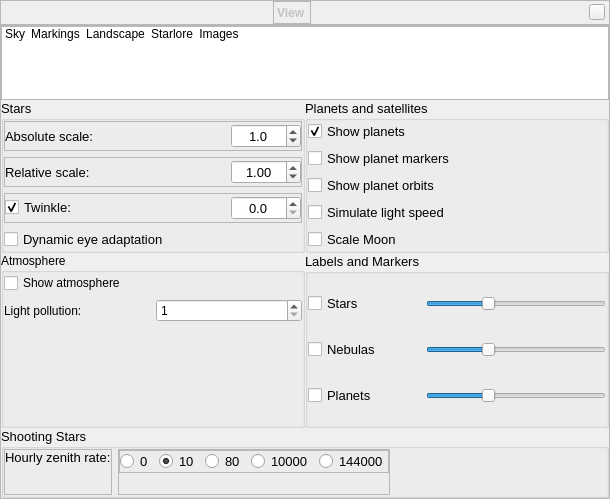
The window that src/gui/viewDialog.ui (519984307/stellarium_src) describes before a commit, drawn with Qt 5.
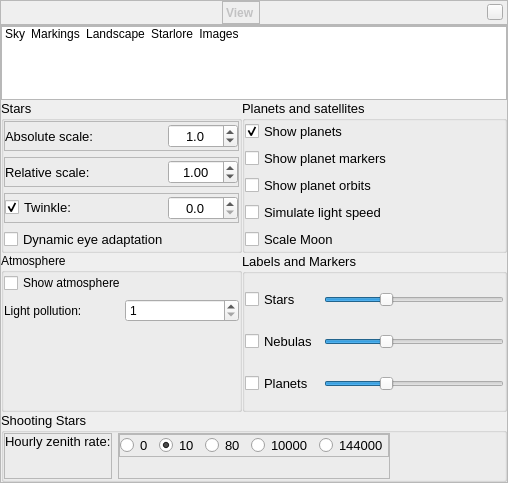
The same window after the commit. The open tabs and pages were chosen to show the change. Icons and pictures are not drawn. Custom widgets are drawn as their Qt base class.

Commit message: Tune GUI. Fixed night vision style sheet.

```diff
--- a/src/gui/viewDialog.ui
+++ b/src/gui/viewDialog.ui
@@ -6,8 +6,8 @@
    <rect>
     <x>0</x>
     <y>0</y>
-    <width>610</width>
-    <height>499</height>
+    <width>508</width>
+    <height>483</height>
    </rect>
   </property>
   <property name="font">
```
Left out of the diff: 2 changed lines with no effect on the pictures. The commit also changes 1 other file.
